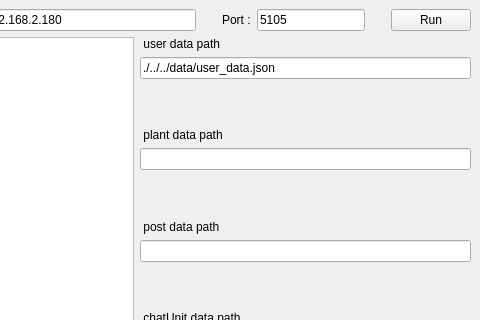
This is Server/src/views/server_main_window.ui in hong000321/3rd_mini_PlantServant as Qt 5 draws it before an edit; both pictures show x 207 to 687 and y 0 to 320 of the 687 by 646 pixel window. The edited form follows.
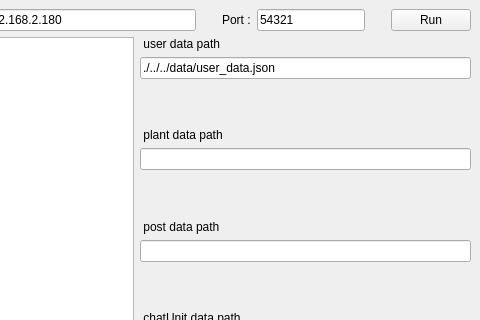
This is the edited form.

Commit message: [Server|Port] 서버 기본 포트 5105에서  54321로 변경

The edit to the form file:
```diff
--- a/Server/src/views/server_main_window.ui
+++ b/Server/src/views/server_main_window.ui
@@ -98,7 +98,7 @@
          </size>
         </property>
         <property name="text">
-         <string>5105</string>
+         <string>54321</string>
         </property>
        </widget>
       </item>
```
The commit also changes 1 other file.
